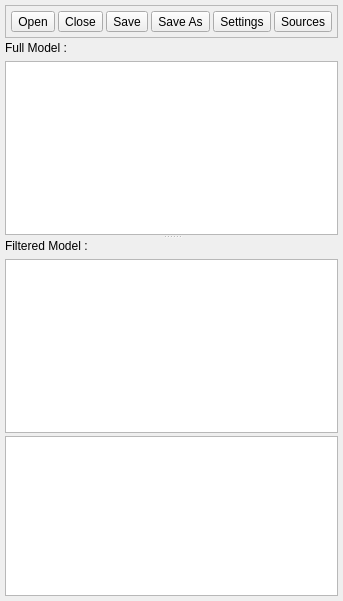
This is v2/trunk/xup/src/xupmanager/ui/UIProjectsManager.ui in testmana2/mks as Qt 5 draws it before an edit. The edited form follows.
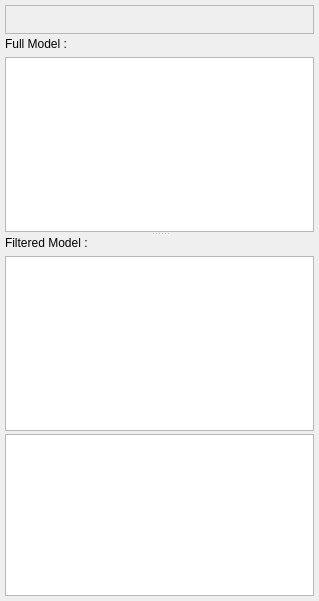
This is the edited form.

```diff
--- a/v2/trunk/xup/src/xupmanager/ui/UIProjectsManager.ui
+++ b/v2/trunk/xup/src/xupmanager/ui/UIProjectsManager.ui
@@ -54,59 +54,20 @@
         <number>5</number>
        </property>
        <item>
-        <widget class="QToolButton" name="tbOpen" >
-         <property name="text" >
-          <string>Open</string>
-         </property>
-        </widget>
-       </item>
-       <item>
-        <widget class="QToolButton" name="tbClose" >
-         <property name="text" >
-          <string>Close</string>
-         </property>
-        </widget>
-       </item>
-       <item>
-        <widget class="QToolButton" name="tbSave" >
-         <property name="text" >
-          <string>Save</string>
-         </property>
-        </widget>
-       </item>
-       <item>
-        <widget class="QToolButton" name="tbSaveAs" >
-         <property name="text" >
-          <string>Save As</string>
-         </property>
-        </widget>
-       </item>
-       <item>
-        <widget class="QToolButton" name="tbSettings" >
-         <property name="text" >
-          <string>Settings</string>
-         </property>
-        </widget>
-       </item>
-       <item>
-        <widget class="QToolButton" name="tbSources" >
-         <property name="text" >
-          <string>Sources</string>
-         </property>
-        </widget>
-       </item>
-       <item>
-        <spacer>
-         <property name="orientation" >
-          <enum>Qt::Horizontal</enum>
-         </property>
-         <property name="sizeHint" >
+        <widget class="QToolBar" name="tbActions" >
+         <property name="iconSize" >
           <size>
-           <width>40</width>
-           <height>20</height>
+           <width>22</width>
+           <height>22</height>
           </size>
          </property>
-        </spacer>
+         <property name="toolButtonStyle" >
+          <enum>Qt::ToolButtonTextUnderIcon</enum>
+         </property>
+         <property name="floatable" >
+          <bool>false</bool>
+         </property>
+        </widget>
        </item>
       </layout>
      </widget>
```
